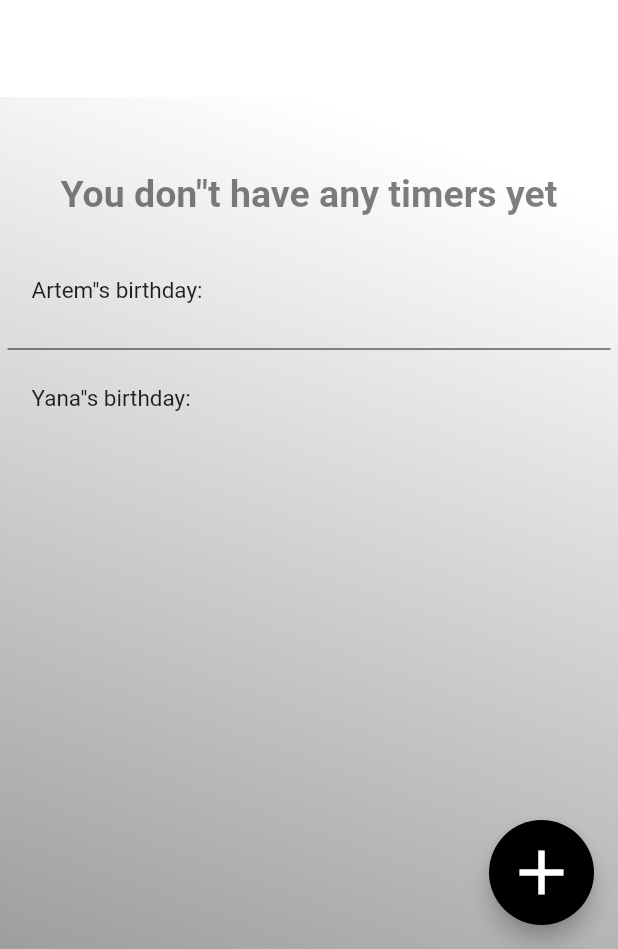
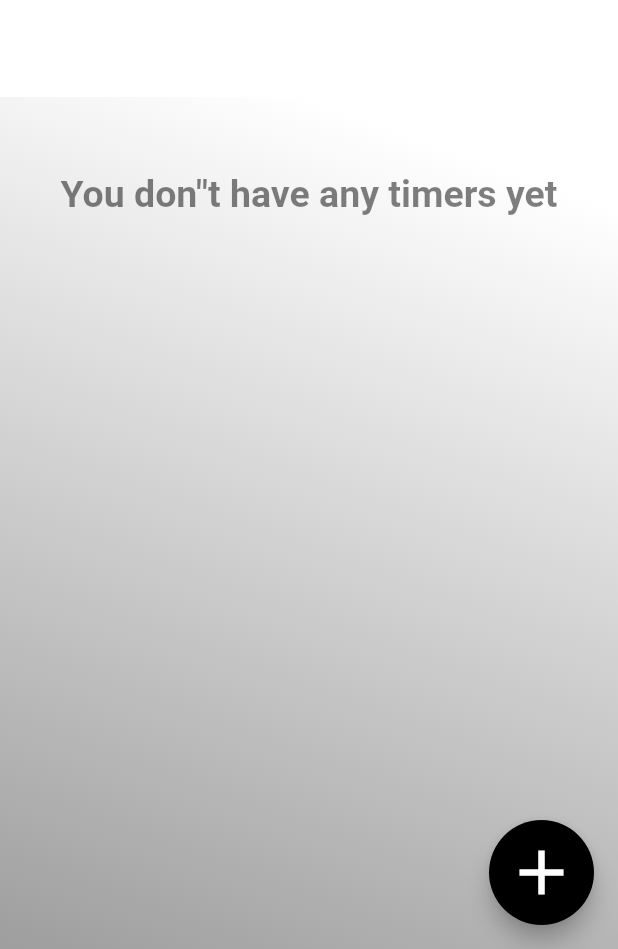
Before and after one commit to ortemmetro/CountDownTimer, a Flutter app: the screen it shows after launch, on a phone screen of 412 x 824 dp, the part 287-1236 px from its top. Run offline on Flutter 3.47's test engine with Material 2 defaults, Android fonts, the phone set to English and light mode, and no system bars.

Commit message:
A little bit changed code

```diff
--- a/lib/main.dart
+++ b/lib/main.dart
@@ -87,8 +87,8 @@ class MyTimer extends StatefulWidget {
 }
 
 class _MyTimerState extends State<MyTimer> {
-  final List<String> user_names = <String>['Artem', 'Yana'];
-  final List<int> colors = <int>[195, 123];
+  final List<String> user_names = [];
+  final List<int> colors = [195, 123];
 
   @override
   Widget build(BuildContext context) {
```
